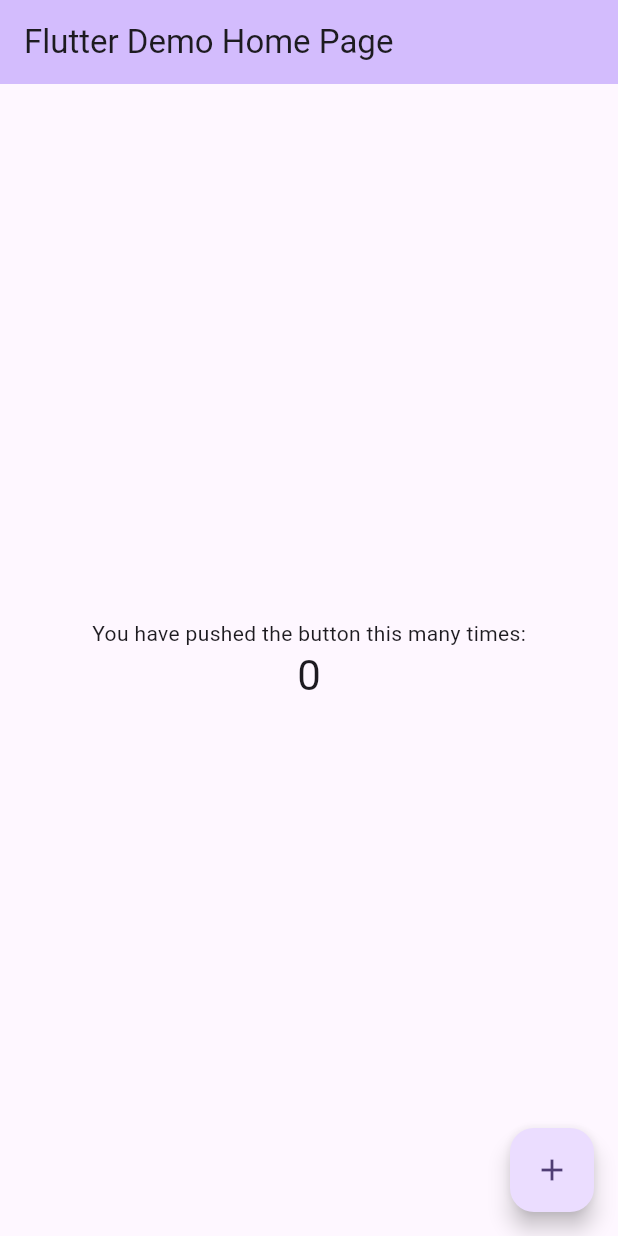
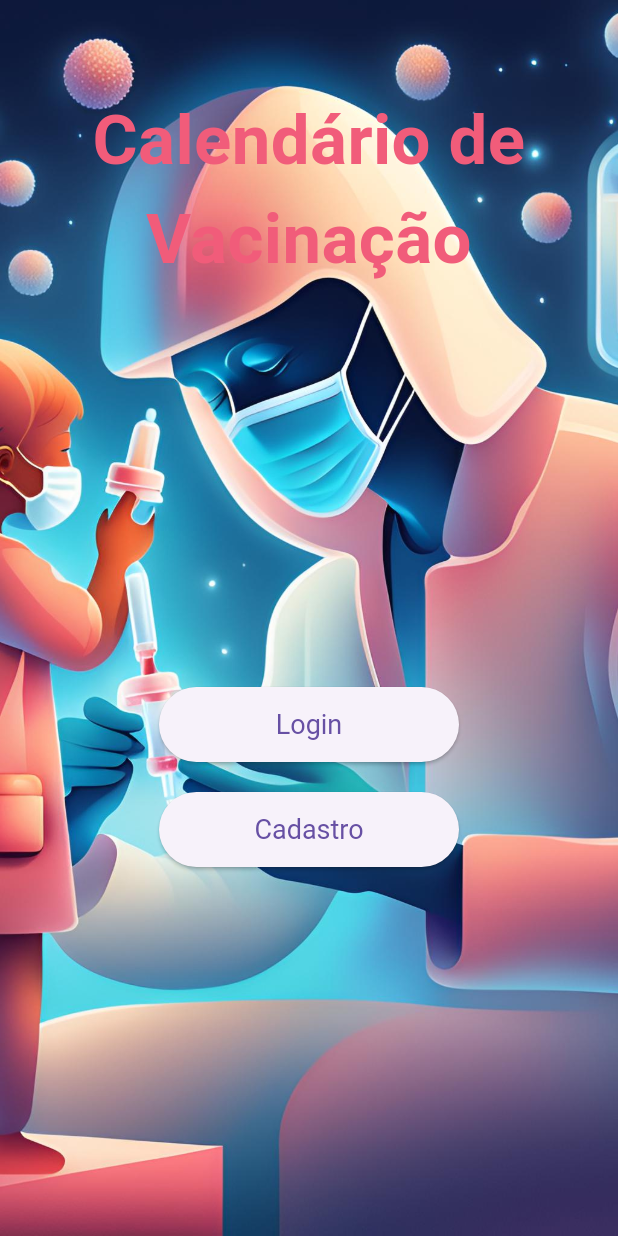
Before and after one commit to cassiab13/calendario_vacinacao, a Flutter app: the screen it shows after launch, on a phone screen of 412 x 824 dp. Run offline on Flutter 3.47's test engine with Material 3 defaults, Android fonts, the phone set to English and light mode, and no system bars.

Commit message:
feat: WelcomePage and LoginPage

```diff
--- a/lib/main.dart
+++ b/lib/main.dart
@@ -1,3 +1,5 @@
+import 'package:calendario_vacinacao/pages/login_page.dart';
+import 'package:calendario_vacinacao/pages/welcome_page.dart';
 import 'package:flutter/material.dart';
 
 void main() {
@@ -11,115 +13,13 @@
   @override
   Widget build(BuildContext context) {
     return MaterialApp(
-      title: 'Flutter Demo',
-      theme: ThemeData(
-        // This is the theme of your application.
-        //
-        // TRY THIS: Try running your application with "flutter run". You'll see
-        // the application has a purple toolbar. Then, without quitting the app,
-        // try changing the seedColor in the colorScheme below to Colors.green
-        // and then invoke "hot reload" (save your changes or press the "hot
-        // reload" button in a Flutter-supported IDE, or press "r" if you used
-        // the command line to start the app).
-        //
-        // Notice that the counter didn't reset back to zero; the application
-        // state is not lost during the reload. To reset the state, use hot
-        // restart instead.
-        //
-        // This works for code too, not just values: Most code changes can be
-        // tested with just a hot reload.
-        colorScheme: ColorScheme.fromSeed(seedColor: Colors.deepPurple),
-        useMaterial3: true,
-      ),
-      home: const MyHomePage(title: 'Flutter Demo Home Page'),
+      initialRoute: '/',
+      routes: {
+        '/': (context) => const WelcomePage(),
+        '/login': (context) => const LoginPage(),
+        // '/signup': (context) => const SignUpPage(),
+        // '/vaccine': (context) => const VaccinePage()
+      },
     );
   }
 }
-
-class MyHomePage extends StatefulWidget {
-  const MyHomePage({super.key, required this.title});
-
-  // This widget is the home page of your application. It is stateful, meaning
-  // that it has a State object (defined below) that contains fields that affect
-  // how it looks.
-
-  // This class is the configuration for the state. It holds the values (in this
-  // case the title) provided by the parent (in this case the App widget) and
-  // used by the build method of the State. Fields in a Widget subclass are
-  // always marked "final".
-
-  final String title;
-
-  @override
-  State<MyHomePage> createState() => _MyHomePageState();
-}
-
-class _MyHomePageState extends State<MyHomePage> {
-  int _counter = 0;
-
-  void _incrementCounter() {
-    setState(() {
-      // This call to setState tells the Flutter framework that something has
-      // changed in this State, which causes it to rerun the build method below
-      // so that the display can reflect the updated values. If we changed
-      // _counter without calling setState(), then the build method would not be
-      // called again, and so nothing would appear to happen.
-      _counter++;
-    });
-  }
-
-  @override
-  Widget build(BuildContext context) {
-    // This method is rerun every time setState is called, for instance as done
-    // by the _incrementCounter method above.
-    //
-    // The Flutter framework has been optimized to make rerunning build methods
-    // fast, so that you can just rebuild anything that needs updating rather
-    // than having to individually change instances of widgets.
-    return Scaffold(
-      appBar: AppBar(
-        // TRY THIS: Try changing the color here to a specific color (to
-        // Colors.amber, perhaps?) and trigger a hot reload to see the AppBar
-        // change color while the other colors stay the same.
-        backgroundColor: Theme.of(context).colorScheme.inversePrimary,
-        // Here we take the value from the MyHomePage object that was created by
-        // the App.build method, and use it to set our appbar title.
-        title: Text(widget.title),
-      ),
-      body: Center(
-        // Center is a layout widget. It takes a single child and positions it
-        // in the middle of the parent.
-        child: Column(
-          // Column is also a layout widget. It takes a list of children and
-          // arranges them vertically. By default, it sizes itself to fit its
-          // children horizontally, and tries to be as tall as its parent.
-          //
-          // Column has various properties to control how it sizes itself and
-          // how it positions its children. Here we use mainAxisAlignment to
-          // center the children vertically; the main axis here is the vertical
-          // axis because Columns are vertical (the cross axis would be
-          // horizontal).
-          //
-          // TRY THIS: Invoke "debug painting" (choose the "Toggle Debug Paint"
-          // action in the IDE, or press "p" in the console), to see the
-          // wireframe for each widget.
-          mainAxisAlignment: MainAxisAlignment.center,
-          children: <Widget>[
-            const Text(
-              'You have pushed the button this many times:',
-            ),
-            Text(
-              '$_counter',
-              style: Theme.of(context).textTheme.headlineMedium,
-            ),
-          ],
-        ),
-      ),
-      floatingActionButton: FloatingActionButton(
-        onPressed: _incrementCounter,
-        tooltip: 'Increment',
-        child: const Icon(Icons.add),
-      ), // This trailing comma makes auto-formatting nicer for build methods.
-    );
-  }
-}
--- /dev/null
+++ b/lib/pages/vaccine_page.dart
@@ -0,0 +1,3 @@
+// class VaccinePage extends {
+
+// }
--- /dev/null
+++ b/lib/pages/welcome_page.dart
@@ -0,0 +1,66 @@
+import 'package:flutter/material.dart';
+
+class WelcomePage extends StatelessWidget {
+  const WelcomePage({super.key});
+
+  @override
+  Widget build(BuildContext context) {
+    return Scaffold(
+      body: Container(
+        padding: const EdgeInsets.all(20.0),
+        decoration: const BoxDecoration(
+          image: DecorationImage(
+            image: AssetImage("lib/assets/background_welcome_page.jpg"),
+            fit: BoxFit.cover,
+          ),
+        ),
+        child: Column(
+          children: <Widget>[
+            const Padding(
+              padding: EdgeInsets.symmetric(vertical: 40.0),
+              child: Text(
+                'Calendário de Vacinação',
+                style: TextStyle(
+                  fontSize: 46.0,
+                  fontWeight: FontWeight.bold,
+                  color: Color.fromARGB(255, 241, 92, 122)
+                ),
+                textAlign: TextAlign.center,
+              ),
+            ),
+            Expanded(
+              child: Center(
+                child: Column(
+                  mainAxisSize: MainAxisSize.min,
+                  children: <Widget>[
+                    ElevatedButton(
+                      onPressed: () {
+                        Navigator.pushNamed(context, '/login');
+                      },
+                      style: ElevatedButton.styleFrom(
+                        fixedSize: const Size(200, 50),
+                        textStyle: const TextStyle(fontSize: 18),
+                      ),
+                      child: const Text('Login'),
+                    ),
+                    const SizedBox(height: 20.0),
+                    ElevatedButton(
+                      onPressed: () {
+                        Navigator.pushNamed(context, '/signin');
+                      },
+                      style: ElevatedButton.styleFrom(
+                        fixedSize: const Size(200, 50),
+                        textStyle: const TextStyle(fontSize: 18),
+                      ),
+                      child: const Text('Cadastro'),
+                    ),
+                  ],
+                ),
+              ),
+            ),
+          ],
+        ),
+      ),
+    );
+  }
+}
--- a/pubspec.yaml
+++ b/pubspec.yaml
@@ -60,10 +60,8 @@ flutter:
   # the material Icons class.
   uses-material-design: true
 
-  # To add assets to your application, add an assets section, like this:
-  # assets:
-  #   - images/a_dot_burr.jpeg
-  #   - images/a_dot_ham.jpeg
+  assets:
+    - lib/assets/background_welcome_page.jpg
 
   # An image asset can refer to one or more resolution-specific "variants", see
   # https://flutter.dev/assets-and-images/#resolution-aware
```
Also changed, not shown: lib/pages/login_page.dart (added, +64 -0 lines), lib/assets/background_welcome_page.jpg (added).
